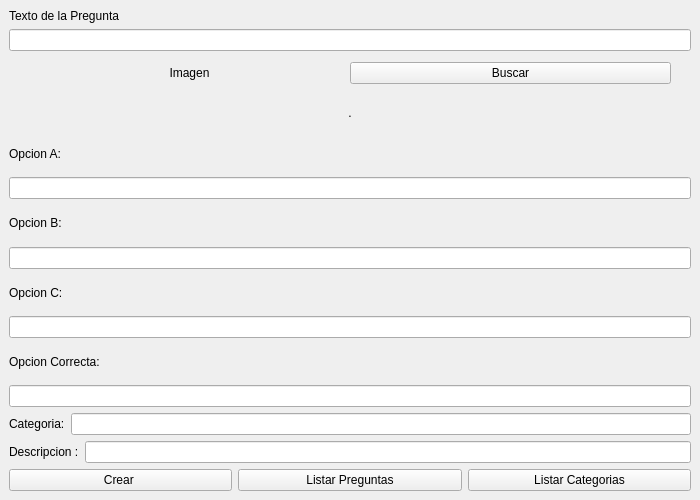
Qt form ventanacrearpreguntas.ui (IvanParedes03/TriviaLP2) before a commit.
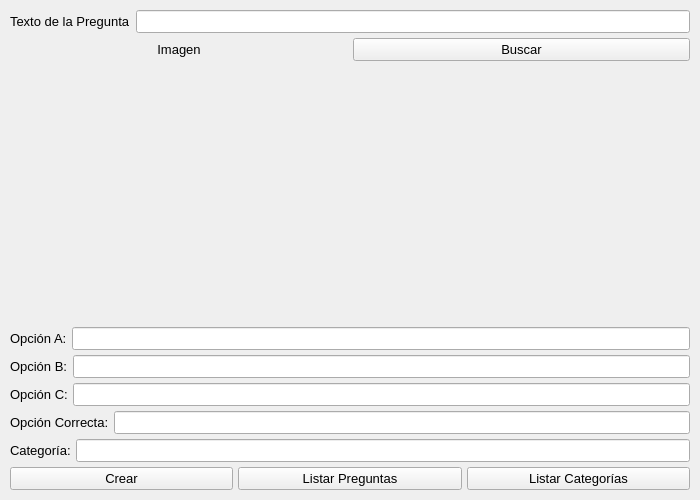
The same form after that commit.

The edit to the form file:
```diff
--- a/ventanacrearpreguntas.ui
+++ b/ventanacrearpreguntas.ui
@@ -29,42 +29,56 @@
    <property name="enabled">
     <bool>true</bool>
    </property>
-   <layout class="QVBoxLayout" name="verticalLayout">
-    <item>
-     <widget class="QLabel" name="label_2">
-      <property name="sizePolicy">
-       <sizepolicy hsizetype="Fixed" vsizetype="Fixed">
-        <horstretch>0</horstretch>
-        <verstretch>0</verstretch>
-       </sizepolicy>
-      </property>
-      <property name="text">
-       <string>Texto de la Pregunta</string>
-      </property>
-     </widget>
-    </item>
-    <item>
-     <widget class="QLineEdit" name="lineEdit_pregunta"/>
-    </item>
-    <item>
-     <layout class="QHBoxLayout" name="horizontalLayout">
+   <layout class="QVBoxLayout" name="verticalLayout_3">
       <property name="spacing">
-       <number>0</number>
+     <number>5</number>
       </property>
       <property name="leftMargin">
-       <number>20</number>
+     <number>10</number>
       </property>
       <property name="topMargin">
-       <number>5</number>
+     <number>10</number>
       </property>
       <property name="rightMargin">
-       <number>20</number>
+     <number>10</number>
       </property>
       <property name="bottomMargin">
-       <number>5</number>
-      </property>
+     <number>10</number>
+    </property>
+    <item>
+     <layout class="QHBoxLayout" name="horizontalLayout_9">
+      <item>
+       <widget class="QLabel" name="label_2">
+        <property name="font">
+         <font>
+          <pointsize>10</pointsize>
+         </font>
+        </property>
+        <property name="text">
+         <string>Texto de la Pregunta</string>
+        </property>
+       </widget>
+      </item>
+      <item>
+        <widget class="QLineEdit" name="lineEdit_pregunta">
+         <property name="font">
+          <font>
+           <pointsize>10</pointsize>
+          </font>
+         </property>
+        </widget>
+      </item>
+     </layout>
+    </item>
+    <item>
+     <layout class="QHBoxLayout" name="horizontalLayout_imagen">
       <item>
        <widget class="QLabel" name="label_3">
+        <property name="font">
+         <font>
+          <pointsize>10</pointsize>
+         </font>
+        </property>
         <property name="text">
          <string>Imagen</string>
         </property>
@@ -75,6 +89,11 @@
       </item>
       <item>
        <widget class="QPushButton" name="pushButton_buscarImagen">
+         <property name="font">
+          <font>
+           <pointsize>10</pointsize>
+          </font>
+         </property>
         <property name="text">
          <string>Buscar</string>
         </property>
@@ -84,106 +103,176 @@
     </item>
     <item>
      <widget class="QLabel" name="label_imagen">
-      <property name="maximumSize">
+      <property name="minimumSize">
        <size>
-        <width>167772</width>
-        <height>167772</height>
+        <width>0</width>
+        <height>0</height>
        </size>
       </property>
       <property name="text">
-       <string>.</string>
+       <string/>
+      </property>
+      <property name="scaledContents">
+       <bool>true</bool>
       </property>
       <property name="alignment">
        <set>Qt::AlignmentFlag::AlignCenter</set>
       </property>
-      <property name="margin">
-       <number>20</number>
-      </property>
      </widget>
     </item>
+    <item>
+     <layout class="QVBoxLayout" name="verticalLayout_opciones">
+      <item>
+       <layout class="QHBoxLayout" name="horizontalLayout_5">
     <item>
      <widget class="QLabel" name="label_5">
+          <property name="font">
+           <font>
+            <pointsize>10</pointsize>
+           </font>
+          </property>
       <property name="text">
-       <string>Opcion A:</string>
+           <string>Opción A:</string>
       </property>
      </widget>
     </item>
     <item>
-     <widget class="QLineEdit" name="lineEdit_opcionA"/>
-    </item>
+         <widget class="QLineEdit" name="lineEdit_opcionA">
+          <property name="font">
+           <font>
+            <pointsize>10</pointsize>
+           </font>
+          </property>
+         </widget>
+        </item>
+       </layout>
+      </item>
+      <item>
+       <layout class="QHBoxLayout" name="horizontalLayout_6">
     <item>
      <widget class="QLabel" name="label_6">
+          <property name="font">
+           <font>
+            <pointsize>10</pointsize>
+           </font>
+          </property>
       <property name="text">
-       <string>Opcion B:</string>
+           <string>Opción B:</string>
       </property>
      </widget>
     </item>
     <item>
-     <widget class="QLineEdit" name="lineEdit_opcionB"/>
-    </item>
+         <widget class="QLineEdit" name="lineEdit_opcionB">
+          <property name="font">
+           <font>
+            <pointsize>10</pointsize>
+           </font>
+          </property>
+         </widget>
+        </item>
+       </layout>
+      </item>
+      <item>
+        <layout class="QHBoxLayout" name="horizontalLayout_7">
     <item>
      <widget class="QLabel" name="label_7">
+           <property name="font">
+            <font>
+             <pointsize>10</pointsize>
+            </font>
+           </property>
       <property name="text">
-       <string>Opcion C:</string>
+            <string>Opción C:</string>
       </property>
      </widget>
     </item>
     <item>
-     <widget class="QLineEdit" name="lineEdit_opcionC"/>
-    </item>
+          <widget class="QLineEdit" name="lineEdit_opcionC">
+           <property name="font">
+            <font>
+             <pointsize>10</pointsize>
+            </font>
+           </property>
+          </widget>
+         </item>
+        </layout>
+      </item>
+      <item>
+        <layout class="QHBoxLayout" name="horizontalLayout_8">
     <item>
      <widget class="QLabel" name="label_8">
+           <property name="font">
+            <font>
+             <pointsize>10</pointsize>
+            </font>
+           </property>
       <property name="text">
-       <string>Opcion Correcta:</string>
+            <string>Opción Correcta:</string>
       </property>
      </widget>
     </item>
     <item>
      <widget class="QLineEdit" name="lineEdit_respuestaCorrecta">
+           <property name="font">
+            <font>
+             <pointsize>10</pointsize>
+            </font>
+           </property>
       <property name="maxLength">
        <number>1</number>
       </property>
      </widget>
     </item>
+        </layout>
+      </item>
     <item>
      <layout class="QHBoxLayout" name="horizontalLayout_2">
       <item>
        <widget class="QLabel" name="label_9">
+          <property name="font">
+           <font>
+            <pointsize>10</pointsize>
+           </font>
+          </property>
         <property name="text">
-         <string>Categoria:</string>
+           <string>Categoría:</string>
         </property>
        </widget>
       </item>
       <item>
-       <widget class="QLineEdit" name="lineEdit_categoria"/>
-      </item>
-     </layout>
-    </item>
-    <item>
-     <layout class="QHBoxLayout" name="horizontalLayout_4">
-      <item>
-       <widget class="QLabel" name="label">
-        <property name="text">
-         <string>Descripcion :</string>
+         <widget class="QLineEdit" name="lineEdit_categoria">
+          <property name="font">
+           <font>
+            <pointsize>10</pointsize>
+           </font>
         </property>
        </widget>
       </item>
-      <item>
-       <widget class="QLineEdit" name="lineEdit_descripcionCategoria"/>
+       </layout>
       </item>
      </layout>
     </item>
     <item>
-     <layout class="QHBoxLayout" name="horizontalLayout_3">
+     <layout class="QHBoxLayout" name="horizontalLayout_botones">
       <item>
        <widget class="QPushButton" name="pushButton_crearPregunta">
+        <property name="font">
+         <font>
+          <pointsize>10</pointsize>
+         </font>
+        </property>
         <property name="text">
-         <string>Crear </string>
+         <string>Crear</string>
         </property>
        </widget>
       </item>
       <item>
        <widget class="QPushButton" name="pushButton_listarPreguntas">
+         <property name="font">
+          <font>
+           <pointsize>10</pointsize>
+          </font>
+         </property>
         <property name="text">
          <string>Listar Preguntas</string>
         </property>
@@ -191,8 +280,13 @@
       </item>
       <item>
        <widget class="QPushButton" name="pushButton_listarCategorias">
+         <property name="font">
+          <font>
+           <pointsize>10</pointsize>
+          </font>
+         </property>
         <property name="text">
-         <string>Listar Categorias</string>
+          <string>Listar Categorías</string>
         </property>
        </widget>
       </item>
```
Lines whose indentation alone changed are shown as unchanged.
